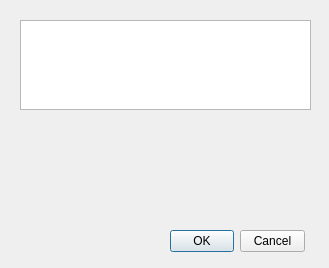
Before: the Qt Designer form bookmarks.ui in strobejb/q22, drawn with Qt 5.
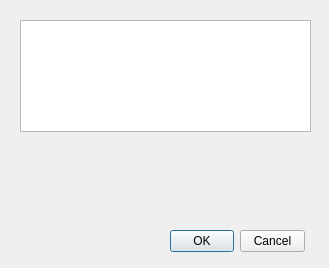
After: the same form once the commit is applied. Custom widgets are drawn as their Qt base class.

Patch:
```diff
--- a/bookmarks.ui
+++ b/bookmarks.ui
@@ -13,26 +13,13 @@
   <property name="windowTitle">
    <string>Bookmark</string>
   </property>
-  <widget class="QLabel" name="rangeLabel">
-   <property name="geometry">
-    <rect>
-     <x>20</x>
-     <y>120</y>
-     <width>291</width>
-     <height>20</height>
-    </rect>
-   </property>
-   <property name="text">
-    <string/>
-   </property>
-  </widget>
-  <widget class="QPlainTextEdit" name="bookmarkName">
+  <widget class="AnnotationEdit" name="bookmarkName">
    <property name="geometry">
     <rect>
      <x>20</x>
      <y>20</y>
      <width>291</width>
-     <height>90</height>
+     <height>112</height>
     </rect>
    </property>
    <property name="plainText">
@@ -67,6 +54,11 @@
   </widget>
  </widget>
  <customwidgets>
+  <customwidget>
+   <class>AnnotationEdit</class>
+   <extends>QPlainTextEdit</extends>
+   <header>bookmarkdialog.h</header>
+  </customwidget>
   <customwidget>
    <class>ColourPickerWidget</class>
    <extends>QWidget</extends>
```
